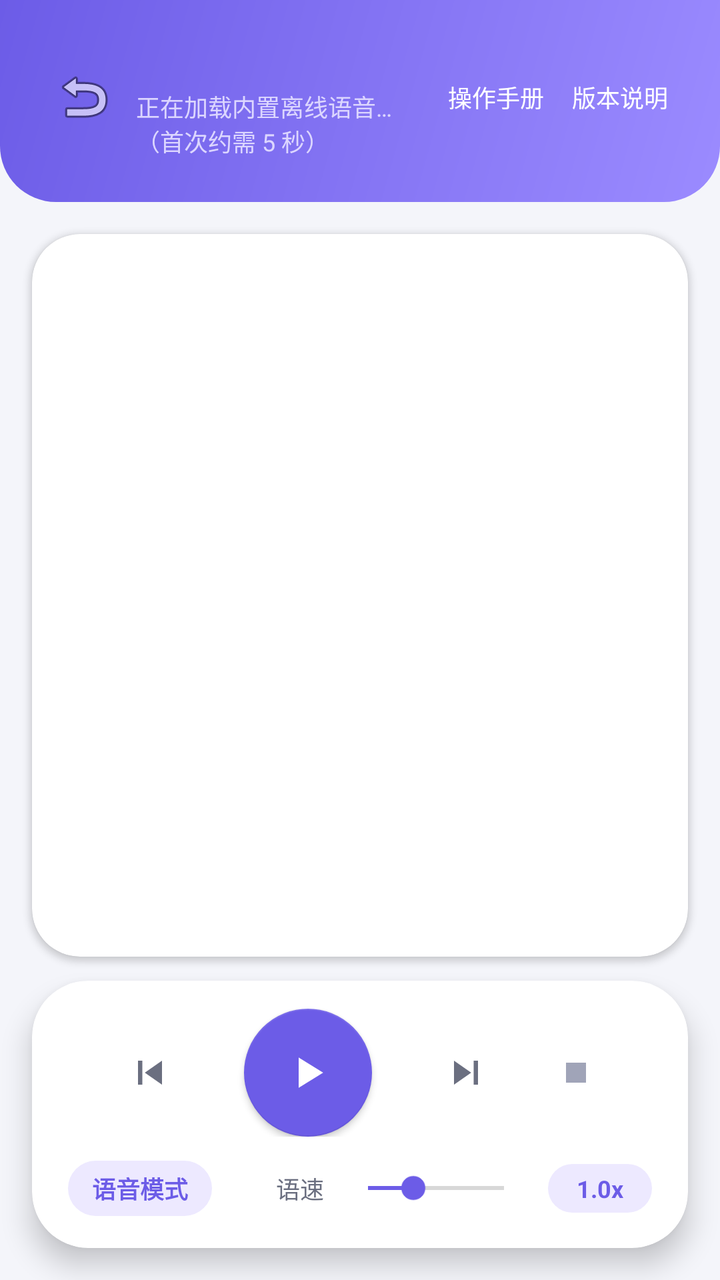
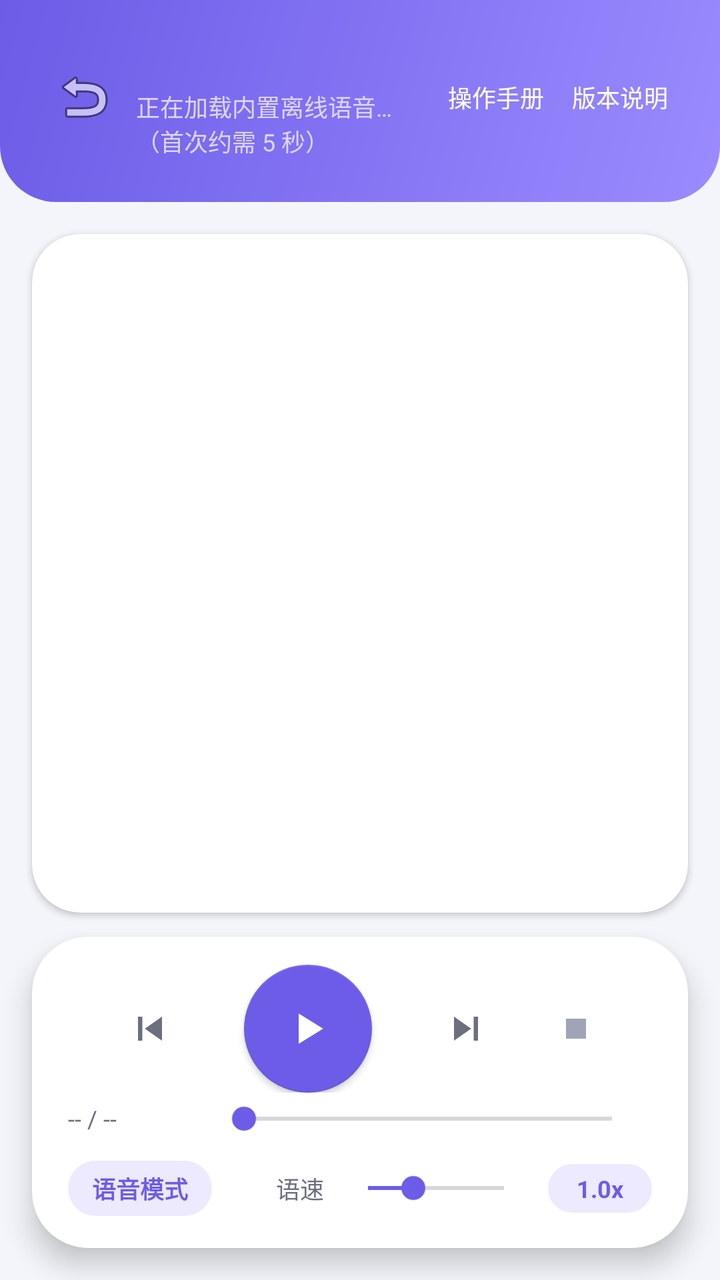

Compare the two renders of this Android layout. The source of the first and the diff that turns it into the second are given below.
<!-- AndroidManifest.xml: application theme Theme.EbookVoiceReader -->
<!-- res/layout/activity_reader.xml -->
<?xml version="1.0" encoding="utf-8"?>
<androidx.constraintlayout.widget.ConstraintLayout xmlns:android="http://schemas.android.com/apk/res/android"
    xmlns:app="http://schemas.android.com/apk/res-auto"
    android:layout_width="match_parent"
    android:layout_height="match_parent"
    android:background="@color/bg">

    
    <LinearLayout
        android:id="@+id/header"
        android:layout_width="0dp"
        android:layout_height="wrap_content"
        android:background="@drawable/bg_header"
        android:orientation="vertical"
        android:paddingStart="20dp"
        android:paddingTop="18dp"
        android:paddingEnd="20dp"
        android:paddingBottom="22dp"
        app:layout_constraintEnd_toEndOf="parent"
        app:layout_constraintStart_toStartOf="parent"
        app:layout_constraintTop_toTopOf="parent">

        <LinearLayout
            android:layout_width="match_parent"
            android:layout_height="wrap_content"
            android:gravity="center_vertical"
            android:orientation="horizontal">

            <ImageButton
                android:id="@+id/btnBack"
                android:layout_width="wrap_content"
                android:layout_height="wrap_content"
                android:background="?attr/selectableItemBackgroundBorderless"
                android:contentDescription="@android:string/cancel"
                android:padding="6dp"
                android:src="@android:drawable/ic_menu_revert" />

            <LinearLayout
                android:layout_width="0dp"
                android:layout_height="wrap_content"
                android:layout_weight="1"
                android:orientation="vertical"
                android:layout_marginStart="4dp">

                <TextView
                    android:id="@+id/tvTitle"
                    android:layout_width="match_parent"
                    android:layout_height="wrap_content"
                    android:ellipsize="end"
                    android:maxLines="1"
                    android:textColor="@color/white"
                    android:textSize="18sp"
                    android:textStyle="bold" />

                <TextView
                    android:id="@+id/tvEngineHint"
                    android:layout_width="match_parent"
                    android:layout_height="wrap_content"
                    android:layout_marginTop="2dp"
                    android:text="@string/engine_loading"
                    android:textColor="@color/header_text_sub"
                    android:textSize="12sp" />
            </LinearLayout>

            <TextView
                android:id="@+id/btnManual"
                android:layout_width="wrap_content"
                android:layout_height="wrap_content"
                android:background="?attr/selectableItemBackgroundBorderless"
                android:clickable="true"
                android:focusable="true"
                android:padding="6dp"
                android:text="@string/manual"
                android:textColor="@color/white"
                android:textSize="12sp" />

            <TextView
                android:id="@+id/btnChangelog"
                android:layout_width="wrap_content"
                android:layout_height="wrap_content"
                android:layout_marginStart="2dp"
                android:background="?attr/selectableItemBackgroundBorderless"
                android:clickable="true"
                android:focusable="true"
                android:padding="6dp"
                android:text="@string/changelog"
                android:textColor="@color/white"
                android:textSize="12sp" />
        </LinearLayout>

        <TextView
            android:id="@+id/tvStatus"
            android:layout_width="match_parent"
            android:layout_height="wrap_content"
            android:layout_marginTop="8dp"
            android:alpha="0.85"
            android:textColor="@color/header_text_sub"
            android:textSize="12sp"
            android:visibility="gone" />
    </LinearLayout>

    
    <com.google.android.material.card.MaterialCardView
        android:id="@+id/cardContent"
        android:layout_width="0dp"
        android:layout_height="0dp"
        android:layout_marginStart="16dp"
        android:layout_marginTop="16dp"
        android:layout_marginEnd="16dp"
        android:layout_marginBottom="12dp"
        app:cardBackgroundColor="@color/surface"
        app:cardCornerRadius="24dp"
        app:cardElevation="2dp"
        app:strokeWidth="0dp"
        app:layout_constraintBottom_toTopOf="@id/cardControl"
        app:layout_constraintEnd_toEndOf="parent"
        app:layout_constraintStart_toStartOf="parent"
        app:layout_constraintTop_toBottomOf="@id/header">

        <FrameLayout
            android:layout_width="match_parent"
            android:layout_height="match_parent">

            <ScrollView
                android:id="@+id/scrollView"
                android:layout_width="match_parent"
                android:layout_height="match_parent"
                android:clipToPadding="false"
                android:paddingStart="20dp"
                android:paddingTop="20dp"
                android:paddingEnd="20dp"
                android:paddingBottom="24dp"
                android:scrollbars="none">

                <TextView
                    android:id="@+id/tvContent"
                    android:layout_width="match_parent"
                    android:layout_height="wrap_content"
                    android:lineSpacingExtra="9dp"
                    android:textColor="@color/text_primary"
                    android:textSize="17sp" />
            </ScrollView>

            
            <LinearLayout
                android:id="@+id/loadingOverlay"
                android:layout_width="match_parent"
                android:layout_height="match_parent"
                android:background="@drawable/bg_loading"
                android:gravity="center"
                android:orientation="vertical"
                android:visibility="gone">

                <ProgressBar
                    android:layout_width="40dp"
                    android:layout_height="40dp"
                    android:indeterminateTint="@color/primary" />

                <TextView
                    android:id="@+id/tvLoading"
                    android:layout_width="wrap_content"
                    android:layout_height="wrap_content"
                    android:layout_marginTop="14dp"
                    android:text="@string/loading"
                    android:textColor="@color/text_secondary"
                    android:textSize="13sp" />
            </LinearLayout>
        </FrameLayout>
    </com.google.android.material.card.MaterialCardView>

    
    <com.google.android.material.card.MaterialCardView
        android:id="@+id/cardControl"
        android:layout_width="0dp"
        android:layout_height="wrap_content"
        android:layout_marginStart="16dp"
        android:layout_marginEnd="16dp"
        android:layout_marginBottom="16dp"
        app:cardBackgroundColor="@color/surface"
        app:cardCornerRadius="28dp"
        app:cardElevation="8dp"
        app:strokeWidth="0dp"
        app:layout_constraintBottom_toBottomOf="parent"
        app:layout_constraintEnd_toEndOf="parent"
        app:layout_constraintStart_toStartOf="parent">

        <LinearLayout
            android:layout_width="match_parent"
            android:layout_height="wrap_content"
            android:orientation="vertical"
            android:paddingStart="18dp"
            android:paddingTop="14dp"
            android:paddingEnd="18dp"
            android:paddingBottom="16dp">

            <LinearLayout
                android:layout_width="match_parent"
                android:layout_height="wrap_content"
                android:gravity="center"
                android:orientation="horizontal">

                <ImageButton
                    android:id="@+id/btnPrev"
                    android:layout_width="46dp"
                    android:layout_height="46dp"
                    android:background="?attr/selectableItemBackgroundBorderless"
                    android:contentDescription="@string/prev_para"
                    android:src="@drawable/ic_skip_prev" />

                <com.google.android.material.floatingactionbutton.FloatingActionButton
                    android:id="@+id/btnPlayPause"
                    android:layout_width="64dp"
                    android:layout_height="64dp"
                    android:layout_marginHorizontal="24dp"
                    android:contentDescription="@string/play"
                    android:src="@drawable/ic_play"
                    app:backgroundTint="@color/primary"
                    app:elevation="2dp"
                    app:fabCustomSize="64dp"
                    app:maxImageSize="28dp"
                    app:rippleColor="#33FFFFFF"
                    app:tint="@color/white" />

                <ImageButton
                    android:id="@+id/btnNext"
                    android:layout_width="46dp"
                    android:layout_height="46dp"
                    android:background="?attr/selectableItemBackgroundBorderless"
                    android:contentDescription="@string/next_para"
                    android:src="@drawable/ic_skip_next" />

                <ImageButton
                    android:id="@+id/btnStop"
                    android:layout_width="40dp"
                    android:layout_height="40dp"
                    android:layout_marginStart="12dp"
                    android:background="?attr/selectableItemBackgroundBorderless"
                    android:contentDescription="@string/stop"
                    android:src="@drawable/ic_stop" />
            </LinearLayout>

            <LinearLayout
                android:layout_width="match_parent"
                android:layout_height="wrap_content"
                android:layout_marginTop="12dp"
                android:gravity="center_vertical"
                android:orientation="horizontal">

                <TextView
                    android:id="@+id/tvVoiceMode"
                    android:layout_width="wrap_content"
                    android:layout_height="wrap_content"
                    android:background="@drawable/bg_chip"
                    android:clickable="true"
                    android:focusable="true"
                    android:paddingStart="12dp"
                    android:paddingTop="5dp"
                    android:paddingEnd="12dp"
                    android:paddingBottom="5dp"
                    android:text="@string/voice_mode"
                    android:textColor="@color/primary"
                    android:textSize="12sp"
                    android:textStyle="bold" />

                <View
                    android:layout_width="0dp"
                    android:layout_height="1dp"
                    android:layout_weight="1" />

                <TextView
                    android:layout_width="wrap_content"
                    android:layout_height="wrap_content"
                    android:text="@string/speed"
                    android:textColor="@color/text_secondary"
                    android:textSize="12sp" />

                <SeekBar
                    android:id="@+id/seekSpeed"
                    android:layout_width="100dp"
                    android:layout_height="wrap_content"
                    android:layout_marginStart="6dp"
                    android:layout_marginEnd="6dp"
                    android:max="15"
                    android:progress="5"
                    android:progressTint="@color/primary"
                    android:thumbTint="@color/primary" />

                <TextView
                    android:id="@+id/tvSpeedValue"
                    android:layout_width="wrap_content"
                    android:layout_height="wrap_content"
                    android:background="@drawable/bg_chip"
                    android:gravity="center"
                    android:minWidth="52dp"
                    android:paddingStart="10dp"
                    android:paddingTop="4dp"
                    android:paddingEnd="10dp"
                    android:paddingBottom="4dp"
                    android:text="1.0x"
                    android:textColor="@color/primary"
                    android:textSize="12sp"
                    android:textStyle="bold" />
            </LinearLayout>
        </LinearLayout>
    </com.google.android.material.card.MaterialCardView>

</androidx.constraintlayout.widget.ConstraintLayout>
<!-- resources referenced by this layout -->
<resources>
  <color name="bg">#FFF4F5FA</color>
  <color name="header_text_sub">#FFDCD6FF</color>
  <color name="primary">#FF6C5CE7</color>
  <color name="surface">#FFFFFFFF</color>
  <color name="text_primary">#FF1F2030</color>
  <color name="text_secondary">#FF6B6F80</color>
  <color name="white">#FFFFFFFF</color>
  <!-- drawable bg_chip (drawable) -->
  <?xml version="1.0" encoding="utf-8"?>
  <shape xmlns:android="http://schemas.android.com/apk/res/android"
      android:shape="rectangle">
      <solid android:color="@color/primary_light" />
      <corners android:radius="100dp" />
  </shape>
  <!-- drawable bg_header (drawable) -->
  <?xml version="1.0" encoding="utf-8"?>
  <shape xmlns:android="http://schemas.android.com/apk/res/android"
      android:shape="rectangle">
      <gradient
          android:angle="315"
          android:endColor="#FF9B8BFF"
          android:startColor="#FF6C5CE7"
          android:type="linear" />
      <corners
          android:bottomLeftRadius="28dp"
          android:bottomRightRadius="28dp" />
  </shape>
  <!-- drawable bg_loading (drawable) -->
  <?xml version="1.0" encoding="utf-8"?>
  <shape xmlns:android="http://schemas.android.com/apk/res/android"
      android:shape="rectangle">
      <solid android:color="#F5FFFFFF" />
      <corners android:radius="24dp" />
  </shape>
  <!-- drawable ic_play (drawable) -->
  <?xml version="1.0" encoding="utf-8"?>
  <vector xmlns:android="http://schemas.android.com/apk/res/android"
      android:width="24dp"
      android:height="24dp"
      android:viewportWidth="24"
      android:viewportHeight="24">
      <path
          android:fillColor="#FFFFFFFF"
          android:pathData="M8,5.5 L18.5,12 L8,18.5 Z" />
  </vector>
  <!-- drawable ic_skip_next (drawable) -->
  <?xml version="1.0" encoding="utf-8"?>
  <vector xmlns:android="http://schemas.android.com/apk/res/android"
      android:width="24dp"
      android:height="24dp"
      android:viewportWidth="24"
      android:viewportHeight="24"
      android:tint="#FF6B6F80">
      <path
          android:fillColor="#FFFFFFFF"
          android:pathData="M15.8,6 h2.2 v12 h-2.2 z M6,6 L14.6,12 L6,18 z" />
  </vector>
  <!-- drawable ic_skip_prev (drawable) -->
  <?xml version="1.0" encoding="utf-8"?>
  <vector xmlns:android="http://schemas.android.com/apk/res/android"
      android:width="24dp"
      android:height="24dp"
      android:viewportWidth="24"
      android:viewportHeight="24"
      android:tint="#FF6B6F80">
      <path
          android:fillColor="#FFFFFFFF"
          android:pathData="M6,6 h2.2 v12 h-2.2 z M18,18 L9.4,12 L18,6 z" />
  </vector>
  <!-- drawable ic_stop (drawable) -->
  <?xml version="1.0" encoding="utf-8"?>
  <vector xmlns:android="http://schemas.android.com/apk/res/android"
      android:width="24dp"
      android:height="24dp"
      android:viewportWidth="24"
      android:viewportHeight="24"
      android:tint="#FFA0A4B8">
      <path
          android:fillColor="#FFFFFFFF"
          android:pathData="M7,7 h10 v10 h-10 z" />
  </vector>
  <string name="changelog">版本说明</string>
  <string name="engine_loading">正在加载内置离线语音…（首次约需 5 秒）</string>
  <string name="loading">正在解析文档…</string>
  <string name="manual">操作手册</string>
  <string name="next_para">下一段</string>
  <string name="play">朗读</string>
  <string name="prev_para">上一段</string>
  <string name="speed">语速</string>
  <string name="stop">停止</string>
  <string name="voice_mode">语音模式</string>
  <color name="primary_light">#FFEDE9FF</color>
  <color name="primary_dark">#FF5546C9</color>
  <color name="accent">#FF00C2A8</color>
  <!-- unchanged entries left out for length: 1 -->
</resources>

<!-- the commit's change to res/layout/activity_reader.xml (unified diff, before → after) -->
@@ -239,6 +239,36 @@
                     android:src="@drawable/ic_stop" />
             </LinearLayout>
 
+            
+            <LinearLayout
+                android:layout_width="match_parent"
+                android:layout_height="wrap_content"
+                android:layout_marginTop="4dp"
+                android:gravity="center_vertical"
+                android:orientation="horizontal">
+
+                <TextView
+                    android:id="@+id/tvPosition"
+                    android:layout_width="wrap_content"
+                    android:layout_height="wrap_content"
+                    android:minWidth="64dp"
+                    android:text="-- / --"
+                    android:textColor="@color/text_secondary"
+                    android:textSize="12sp" />
+
+                <SeekBar
+                    android:id="@+id/seekParagraph"
+                    android:layout_width="0dp"
+                    android:layout_height="wrap_content"
+                    android:layout_marginStart="8dp"
+                    android:layout_marginEnd="4dp"
+                    android:layout_weight="1"
+                    android:max="100"
+                    android:progress="0"
+                    android:progressTint="@color/primary"
+                    android:thumbTint="@color/primary" />
+            </LinearLayout>
+
             <LinearLayout
                 android:layout_width="match_parent"
                 android:layout_height="wrap_content"
